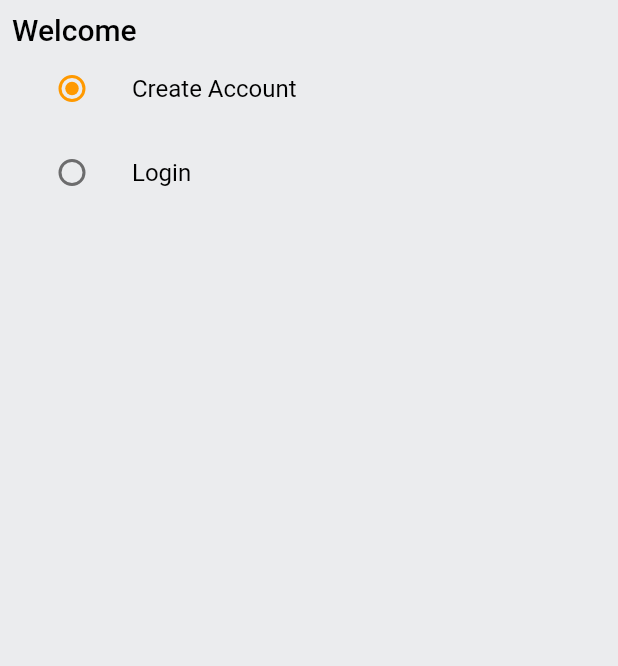
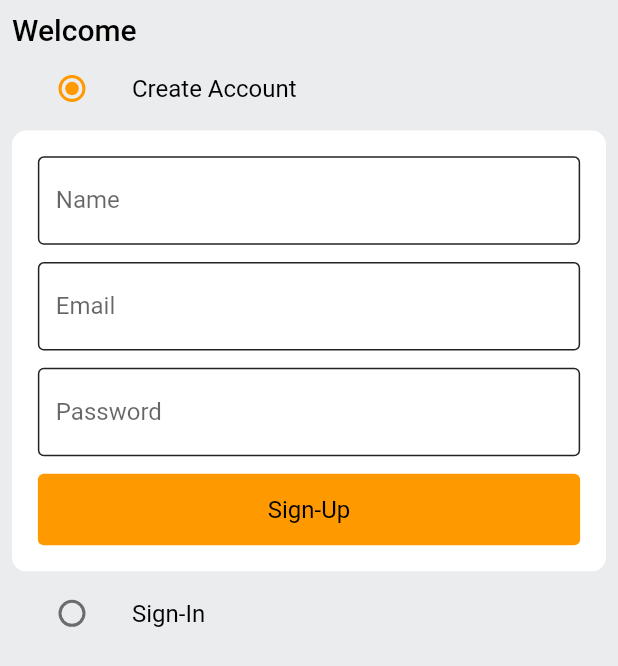
Before and after one commit to DARK-PROGRAMMER-I/amazon_clone, a Flutter app: the screen it shows after launch, on a phone screen of 412 x 824 dp. Shown: the top 666 px of the screen. Run offline on Flutter 3.47's test engine with Material 2 defaults, Android fonts, the phone set to English and light mode, and no system bars; our stand-ins replace get.

Commit message:
Designing Auth Page Half Done ✔

```diff
--- /dev/null
+++ b/lib/common/widgets/button.dart
@@ -0,0 +1,25 @@
+import 'package:amazon_tut/dimensions.dart';
+import 'package:amazon_tut/smallText.dart';
+import 'package:flutter/material.dart';
+
+class CustomButton extends StatelessWidget {
+  final String text;
+  final VoidCallback onTap;
+  const CustomButton({
+    Key? key,
+    required this.text,
+    required this.onTap
+  }) : super(key: key);
+
+  @override
+  Widget build(BuildContext context) {
+    return ElevatedButton(
+        style: ButtonStyle(
+          elevation: MaterialStateProperty.all(0),
+          minimumSize: MaterialStateProperty.all(Size(double.infinity, Dimensions.height50))
+        ),
+        onPressed: onTap,
+        child: SmallText(text: text,)
+    );
+  }
+}
--- /dev/null
+++ b/lib/common/widgets/text_field.dart
@@ -0,0 +1,34 @@
+import 'package:amazon_tut/constants/constants.dart';
+import 'package:flutter/material.dart';
+
+class CustomTextField extends StatelessWidget {
+  final String text;
+  final TextEditingController controller;
+  const CustomTextField({Key? key,
+
+    required this.text, required this.controller
+
+  }) : super(key: key);
+
+  @override
+  Widget build(BuildContext context) {
+    return TextFormField(
+      controller: controller,
+      decoration: InputDecoration(
+          labelText: text,
+          hintText: text,
+          border: OutlineInputBorder(
+            borderSide: BorderSide(
+              color: GlobalVariables.unselectedNavBarColor
+            )
+          ),
+        enabledBorder: OutlineInputBorder(
+            borderSide: BorderSide(
+                color: GlobalVariables.unselectedNavBarColor
+            )
+        ),
+      ),
+      validator: (val) => val!.isEmpty ? 'Please enter any shit' : null ,
+    );
+  }
+}
--- a/lib/dimensions.dart
+++ b/lib/dimensions.dart
@@ -1,7 +1,72 @@
+
+
+import 'package:get/get.dart';
+
 class Dimensions{
-  static const double height20 = 43.1;
+  static double pageHeight = Get.height;
+  static double pageWidth = Get.width;
+  // 860 , 392
+  static double pageView = pageHeight / 2.6;
+  static double pageViewContainer = pageHeight/ 4.2;
+  static double pageCommentsConatiner = pageHeight/ 6.5;
+// Height Width
+  static double height15 = pageHeight /57.3;
+  static double height12 = pageHeight /71.8;
+  static double height18 = pageHeight /47.8;
+  static double height50 = pageHeight /17.24;
+  static double height45 = pageHeight /19.1;
+  static double height60 = pageHeight /14.3;
+  static double height65 = pageHeight /13.2;
+  static double height70 = pageHeight /12.3;
+  static double height40 = pageHeight /21.55;
+  static double height30 = pageHeight /28.6;
+  static double height35 = pageHeight /24.6;
+  static double height20 = pageHeight /42.2;
+  static double height25 = pageHeight /34.48;
+  static double height10 = pageHeight /86;
+  static double height100 = pageHeight /8.62;
+  static double height120 = pageHeight /7.18;
+  static double height200 = pageHeight /4.31;
+  static double height400 = pageHeight /2.15;
+  static double height300 = pageHeight /2.8;
+  static double height350 = pageHeight /2.4;
+  static double height5 = pageHeight /172.4;
+  static double height515 = pageHeight /1.67;
 
-// width
-  static const double width20 = 19.6;
+
+
+  static double width160 = pageHeight /5.3;
+  static double width10 = pageWidth / 39.2;
+  static double width30 = pageWidth / 13;
+  static double width35 = pageWidth / 11.2;
+  static double width25 = pageWidth / 15.6;
+  static double width45 = pageWidth / 8.7;
+  static double width40 = pageWidth / 9.8;
+  static double width20 = pageWidth / 19.6;
+  static double width5 = pageWidth / 78.4;
+  static double width15 = pageWidth / 26.1;
+  static double width100 = pageWidth / 3.92;
+  static double width120 = pageWidth / 3.2;
+  static double width200 = pageWidth / 1.96;
+  static double width210 = pageWidth / 1.86 ;
+  static double width75 = pageWidth / 5.2 ;
+
+// Text size
+  static double bigText= pageHeight / 40;
+  static double smallText = pageHeight / 60;
+  // For radius
+  static double radius20 = pageHeight / 42.2;
+  static double radius10 = pageHeight / 86.2;
+  static double radius25 = pageHeight / 34;
+  static double radius15 = pageHeight / 57.4;
+  // icons size
+  static double icon15 = pageHeight /57.3 ;
+  static double icon18 = pageHeight /47.8 ;
+  static double icon20 = pageHeight /42.0 ;
+  static double icon24 = pageHeight /35.9 ;
+  // square
+  static double square8 = pageHeight / 107.75;
+  static double square20 = pageHeight / 42.2;
+  static double square10 = pageHeight / 86;
 
 }
--- a/lib/features/auth/screens/auth_screen.dart
+++ b/lib/features/auth/screens/auth_screen.dart
@@ -1,6 +1,8 @@
+import 'package:amazon_tut/common/widgets/button.dart';
+import 'package:amazon_tut/common/widgets/text_field.dart';
 import 'package:amazon_tut/constants/constants.dart';
 import 'package:amazon_tut/dimensions.dart';
-import 'package:amazon_tut/features/auth/widgets/BigText.dart';
+import 'package:amazon_tut/common/widgets/BigText.dart';
 import 'package:amazon_tut/smallText.dart';
 import 'package:flutter/material.dart';
 
@@ -20,6 +22,19 @@ class AuthScreen extends StatefulWidget {
 
 class _AuthScreenState extends State<AuthScreen> {
   AuthEnum? _authEnum = AuthEnum.signUp;
+  final _formSignup = GlobalKey<FormState>();
+  final _formSignIn = GlobalKey<FormState>();
+  TextEditingController nameCtr = TextEditingController();
+  TextEditingController emailCtr = TextEditingController();
+  TextEditingController passCtr = TextEditingController();
+
+  @override
+  void dispose(){
+    super.dispose();
+    nameCtr.dispose();
+    emailCtr.dispose();
+    passCtr.dispose();
+  }
 
   @override
   Widget build(BuildContext context) {
@@ -47,8 +62,36 @@ class _AuthScreenState extends State<AuthScreen> {
                   },
                 )
               ),
+              if(_authEnum == AuthEnum.signUp)
+                Container(
+                  padding: EdgeInsets.all(Dimensions.height18),
+                  // margin: EdgeInsets.all(8),
+                  decoration: BoxDecoration(
+                    color: GlobalVariables.backgroundColor,
+                    borderRadius: BorderRadius.circular(Dimensions.radius10)
+                  ),
+                  child: Form(
+                      key: _formSignup,
+                      child:  Column(
+                        children: [
+                           CustomTextField(text: 'Name', controller: nameCtr,),
+                          SizedBox(height: Dimensions.height12,),
+                          CustomTextField(text: 'Email', controller: emailCtr,),
+                          SizedBox(height: Dimensions.height12,),
+                          CustomTextField(text: 'Password', controller: passCtr,),
+                          SizedBox(height: Dimensions.height12,),
+                          CustomButton(text: 'Sign-Up', onTap: (){
+                            if(_formSignup.currentState!.validate()){
+                              return null;
+                            }
+
+                          },)
+                        ],
+                      )
+                  ),
+                ),
               ListTile(
-                title: SmallText(text: 'Login'),
+                title: SmallText(text: 'Sign-In'),
                 leading: Radio(
                   value: AuthEnum.signIn,
                   groupValue: _authEnum,
--- a/lib/main.dart
+++ b/lib/main.dart
@@ -1,6 +1,7 @@
 
 import 'package:amazon_tut/routes.dart';
 import 'package:flutter/material.dart';
+import 'package:get/get_navigation/src/root/get_material_app.dart';
 
 import 'constants/constants.dart';
 import 'features/auth/screens/auth_screen.dart';
@@ -15,7 +16,7 @@ class MyApp extends StatelessWidget {
   // This widget is the root of your application.
   @override
   Widget build(BuildContext context) {
-    return MaterialApp(
+    return GetMaterialApp(
       onGenerateRoute: generateRoute,
       debugShowCheckedModeBanner: false,
       title: 'Amazon Clone',
--- a/pubspec.yaml
+++ b/pubspec.yaml
@@ -34,6 +34,7 @@ dependencies:
   # The following adds the Cupertino Icons font to your application.
   # Use with the CupertinoIcons class for iOS style icons.
   cupertino_icons: ^1.0.2
+  get: ^4.6.5
 
 dev_dependencies:
   flutter_test:
```
Also changed, not shown: lib/common/widgets/BigText.dart (renamed from lib/features/auth/widgets/BigText.dart), pubspec.lock.
